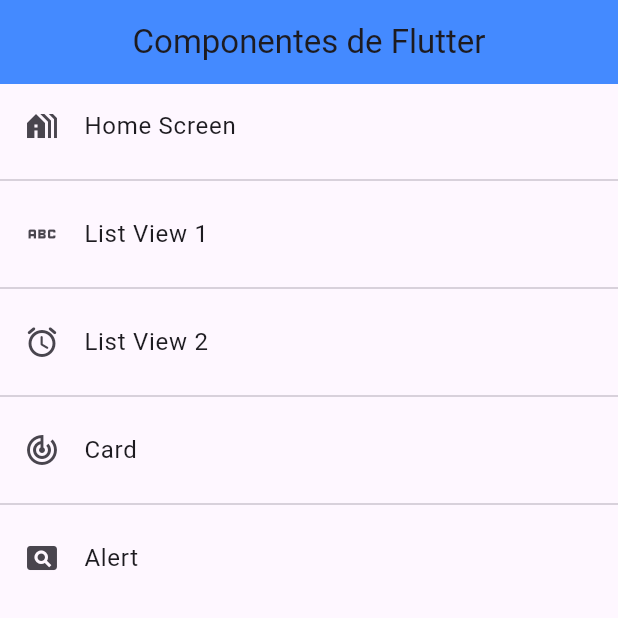
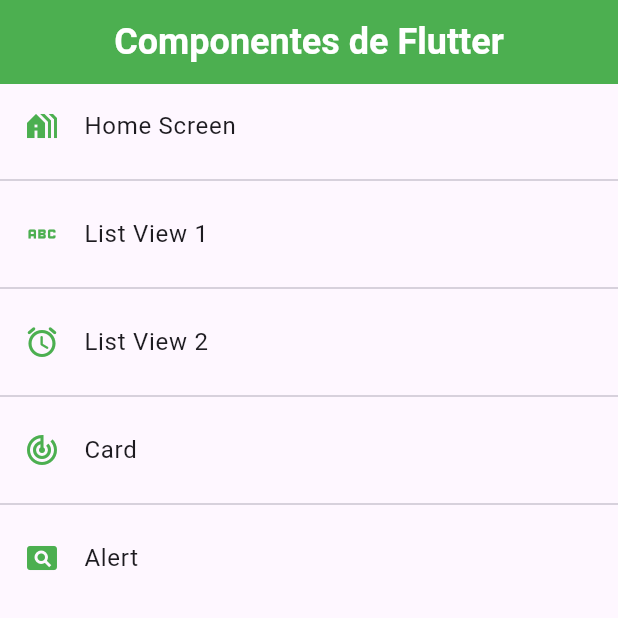
Before and after one commit to Franma2005/menus_flutter, a Flutter app: the screen it shows after launch, on a phone screen of 412 x 824 dp, the top half of it. Run offline on Flutter 3.47's test engine with Material 3 defaults, Android fonts, the phone set to English and light mode, and no system bars; missing offline and left inert: dart:ffi.

Commit message:
Commit inicio practica

```diff
--- a/lib/main.dart
+++ b/lib/main.dart
@@ -1,6 +1,7 @@
 import 'package:flutter/material.dart';
 import 'package:practica/app_routes/routes.dart';
-import 'package:practica/screens/screen.dart';
+import 'package:practica/theme/app_theme.dart';
+
 
 
 
@@ -17,10 +18,7 @@ class MyApp extends StatelessWidget {
     return MaterialApp(
       debugShowCheckedModeBanner: false,
       title: 'Flutter Demo',
-      theme: ThemeData(
-        colorScheme: ColorScheme.fromSeed(seedColor: Colors.deepPurple),
-        useMaterial3: true,
-      ),
+      theme: AppTheme.lightTheme,
       //home: const Listview2Screen(),
       initialRoute: AppRoutes.initialRoute,
       routes: AppRoutes.getAppRoutes(),
--- a/lib/screens/homescreen.dart
+++ b/lib/screens/homescreen.dart
@@ -9,7 +9,7 @@ class HomeScreen extends StatelessWidget {
     return Scaffold(
         appBar: AppBar(
           title: const Center(child: Text("Componentes de Flutter")),
-          backgroundColor: Colors.blueAccent,
+          //backgroundColor: Colors.blueAccent,
         ),
         body: ListView.separated(
             itemBuilder: (context, index) => ListTile(
--- a/lib/screens/listview2_screen.dart
+++ b/lib/screens/listview2_screen.dart
@@ -1,5 +1,3 @@
-import 'dart:ffi';
-
 import 'package:flutter/material.dart';
 
 class Listview2Screen extends StatelessWidget {
--- /dev/null
+++ b/lib/theme/app_theme.dart
@@ -0,0 +1,29 @@
+import 'package:flutter/material.dart';
+
+class AppTheme {
+  static const Color primary = Colors.green;
+
+  static final ThemeData lightTheme = ThemeData.light().copyWith(
+    primaryColor: primary,
+    appBarTheme: const AppBarTheme(
+      color: primary,
+      titleTextStyle: TextStyle(
+        color: Colors.white,
+        fontSize: 24,
+        fontWeight: FontWeight.bold,
+      ),
+      iconTheme: IconThemeData(color: Colors.white)
+    ),
+    listTileTheme: const ListTileThemeData(
+      iconColor: primary,
+    ),
+    textButtonTheme: TextButtonThemeData(
+      style: TextButton.styleFrom(foregroundColor: primary)
+    ),
+    floatingActionButtonTheme: const FloatingActionButtonThemeData(
+      foregroundColor: Colors.white,
+      backgroundColor: primary,
+      elevation: 5,
+    )
+  );
+}
--- /dev/null
+++ b/lib/widgets/widgets.dart
@@ -0,0 +1,2 @@
+export  'custom_card_tipo1.dart';
+export 'custmos_card_tipo_2.dart';
--- a/pubspec.yaml
+++ b/pubspec.yaml
@@ -59,7 +59,8 @@ flutter:
   uses-material-design: true
 
   # To add assets to your application, add an assets section, like this:
-  # assets:
+  assets:
+  - assets/
   #   - images/a_dot_burr.jpeg
   #   - images/a_dot_ham.jpeg
 
```
Also changed, not shown: lib/screens/aler_screen.dart (+6 -2 lines), lib/screens/card_screen.dart (+20 -3 lines), lib/widgets/custmos_card_tipo_2.dart (added, +35 -0 lines), lib/widgets/custom_card_tipo1.dart (added, +38 -0 lines), assets/amalie-steiness.gif (added).
